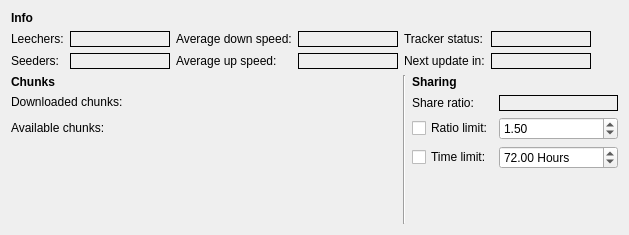
This is plugins/infowidget/statustab.ui in KDE/ktorrent as Qt 5 draws it before an edit. The edited form follows.
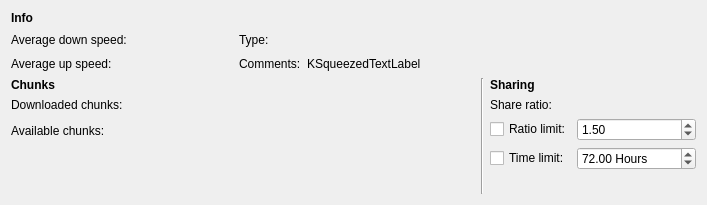
This is the edited form. Custom widgets are drawn as their Qt base class.

Commit message: Add support for using multiple trackers at the same time for non private torrents

Diff of the .ui file:
```diff
--- a/plugins/infowidget/statustab.ui
+++ b/plugins/infowidget/statustab.ui
@@ -5,11 +5,11 @@
    <rect>
     <x>0</x>
     <y>0</y>
-    <width>629</width>
-    <height>235</height>
+    <width>707</width>
+    <height>205</height>
    </rect>
   </property>
-  <layout class="QVBoxLayout" >
+  <layout class="QVBoxLayout" name="verticalLayout" >
    <item>
     <widget class="QLabel" name="hdr_info" >
      <property name="font" >
@@ -33,40 +33,15 @@
     </widget>
    </item>
    <item>
-    <layout class="QHBoxLayout" >
-     <item>
-      <layout class="QGridLayout" >
+    <layout class="QGridLayout" name="gridLayout" >
        <item row="0" column="0" >
-        <widget class="QLabel" name="label_8" >
-         <property name="text" >
-          <string>Leechers:</string>
-         </property>
-        </widget>
-       </item>
-       <item row="0" column="1" >
-        <widget class="QLabel" name="leechers" >
-         <property name="minimumSize" >
-          <size>
-           <width>100</width>
-           <height>0</height>
-          </size>
-         </property>
-         <property name="frameShape" >
-          <enum>QFrame::Panel</enum>
-         </property>
-         <property name="text" >
-          <string/>
-         </property>
-        </widget>
-       </item>
-       <item row="0" column="2" >
         <widget class="QLabel" name="label_14" >
          <property name="text" >
           <string>Average down speed:</string>
          </property>
         </widget>
        </item>
-       <item row="0" column="3" >
+     <item row="0" column="1" >
         <widget class="QLabel" name="avg_down_speed" >
          <property name="minimumSize" >
           <size>
@@ -75,22 +50,22 @@
           </size>
          </property>
          <property name="frameShape" >
-          <enum>QFrame::Panel</enum>
+        <enum>QFrame::NoFrame</enum>
          </property>
          <property name="text" >
           <string/>
          </property>
         </widget>
        </item>
-       <item row="0" column="4" >
+     <item row="0" column="2" >
         <widget class="QLabel" name="label_16" >
          <property name="text" >
-          <string>Tracker status:</string>
+        <string>Type:</string>
          </property>
         </widget>
        </item>
-       <item row="0" column="5" >
-        <widget class="QLabel" name="tracker_status" >
+     <item row="0" column="3" >
+      <widget class="QLabel" name="type" >
          <property name="minimumSize" >
           <size>
            <width>100</width>
@@ -98,44 +73,34 @@
           </size>
          </property>
          <property name="frameShape" >
-          <enum>QFrame::Panel</enum>
+        <enum>QFrame::NoFrame</enum>
          </property>
          <property name="text" >
           <string/>
          </property>
         </widget>
        </item>
+     <item rowspan="2" row="0" column="4" >
+      <spacer>
+       <property name="orientation" >
+        <enum>Qt::Horizontal</enum>
+       </property>
+       <property name="sizeHint" stdset="0" >
+        <size>
+         <width>13</width>
+         <height>41</height>
+        </size>
+       </property>
+      </spacer>
+     </item>
        <item row="1" column="0" >
-        <widget class="QLabel" name="label_9" >
-         <property name="text" >
-          <string>Seeders:</string>
-         </property>
-        </widget>
-       </item>
-       <item row="1" column="1" >
-        <widget class="QLabel" name="seeders" >
-         <property name="minimumSize" >
-          <size>
-           <width>50</width>
-           <height>0</height>
-          </size>
-         </property>
-         <property name="frameShape" >
-          <enum>QFrame::Panel</enum>
-         </property>
-         <property name="text" >
-          <string/>
-         </property>
-        </widget>
-       </item>
-       <item row="1" column="2" >
         <widget class="QLabel" name="label_15" >
          <property name="text" >
           <string>Average up speed:</string>
          </property>
         </widget>
        </item>
-       <item row="1" column="3" >
+     <item row="1" column="1" >
         <widget class="QLabel" name="avg_up_speed" >
          <property name="minimumSize" >
           <size>
@@ -144,22 +109,22 @@
           </size>
          </property>
          <property name="frameShape" >
-          <enum>QFrame::Panel</enum>
+        <enum>QFrame::NoFrame</enum>
          </property>
          <property name="text" >
           <string/>
          </property>
         </widget>
        </item>
-       <item row="1" column="4" >
+     <item row="1" column="2" >
         <widget class="QLabel" name="label_17" >
          <property name="text" >
-          <string>Next update in:</string>
+        <string>Comments:</string>
          </property>
         </widget>
        </item>
-       <item row="1" column="5" >
-        <widget class="QLabel" name="next_update_in" >
+     <item row="1" column="3" >
+      <widget class="KSqueezedTextLabel" name="comments" >
          <property name="minimumSize" >
           <size>
            <width>50</width>
@@ -167,27 +132,12 @@
           </size>
          </property>
          <property name="frameShape" >
-          <enum>QFrame::Panel</enum>
+        <enum>QFrame::NoFrame</enum>
          </property>
          <property name="text" >
-          <string/>
-         </property>
-        </widget>
-       </item>
-      </layout>
-     </item>
-     <item>
-      <spacer>
-       <property name="orientation" >
-        <enum>Qt::Horizontal</enum>
-       </property>
-       <property name="sizeHint" >
-        <size>
-         <width>40</width>
-         <height>20</height>
-        </size>
-       </property>
-      </spacer>
+        <string>KSqueezedTextLabel</string>
+       </property>
+      </widget>
      </item>
     </layout>
    </item>
@@ -315,7 +265,7 @@
          <item row="0" column="1" >
           <widget class="QLabel" name="share_ratio" >
            <property name="frameShape" >
-            <enum>QFrame::Panel</enum>
+            <enum>QFrame::NoFrame</enum>
            </property>
            <property name="text" >
             <string/>
@@ -399,6 +349,11 @@
   </layout>
  </widget>
  <customwidgets>
+  <customwidget>
+   <class>KSqueezedTextLabel</class>
+   <extends>QLabel</extends>
+   <header>ksqueezedtextlabel.h</header>
+  </customwidget>
   <customwidget>
    <class>kt::DownloadedChunkBar</class>
    <extends>QFrame</extends>
```
Left out of the diff: 4 changed lines with no effect on the pictures. Lines whose indentation alone changed are shown as unchanged. The commit also changes 29 other files.
